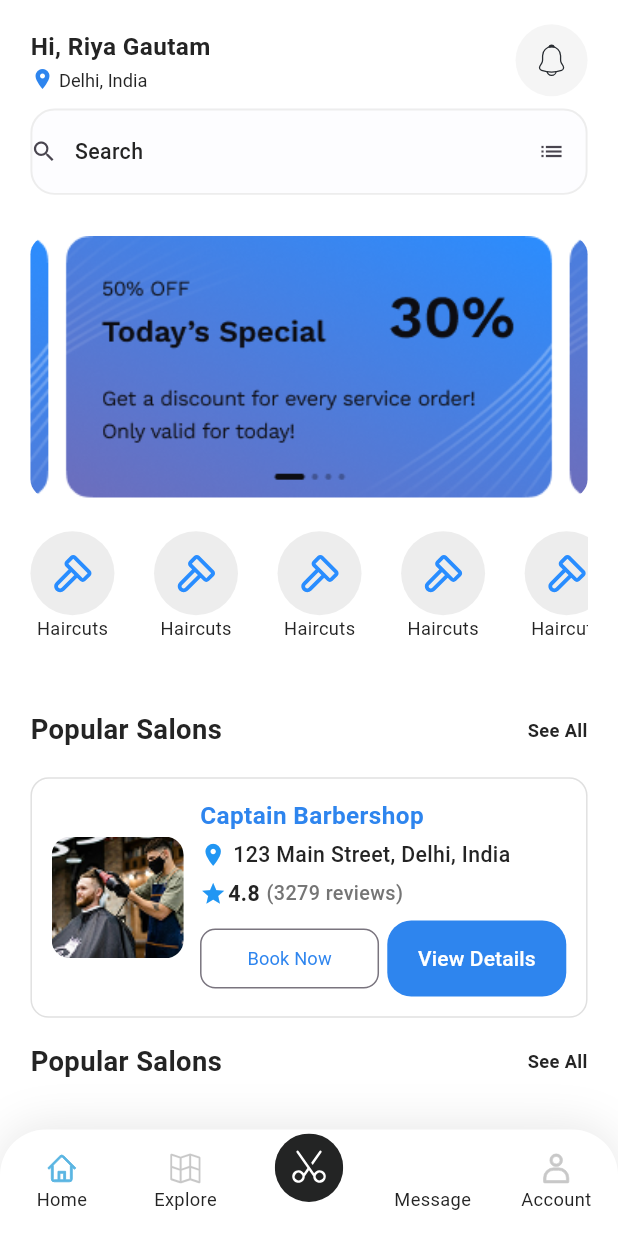
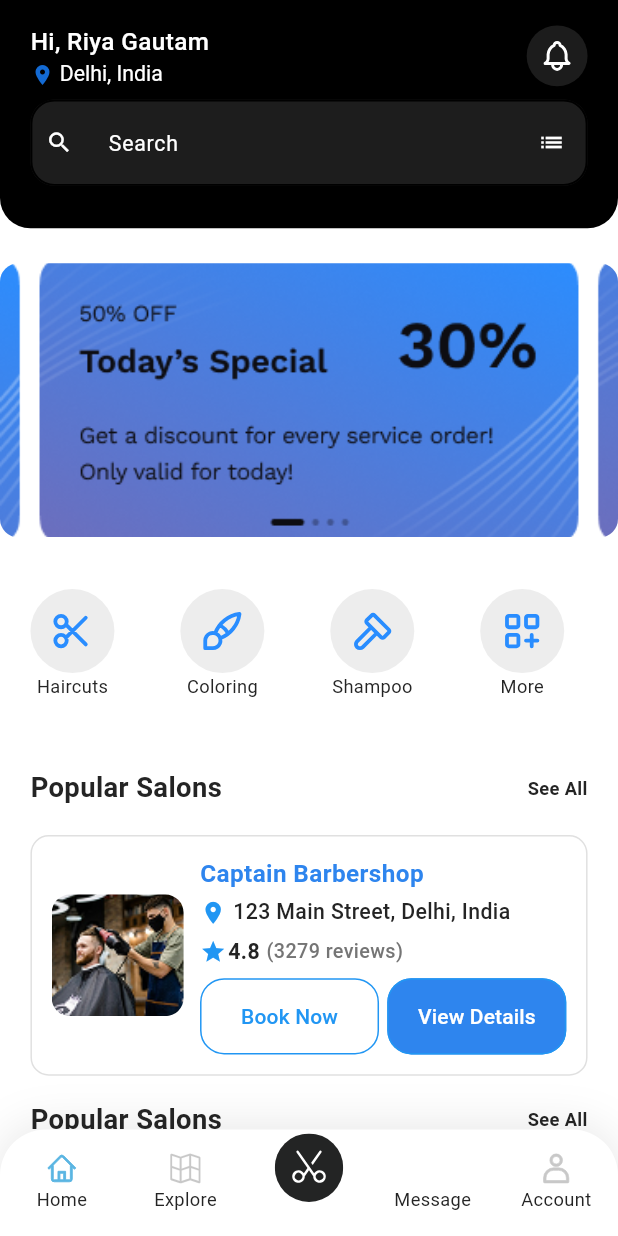
Before and after one commit to AimenAlamin/barber_project, a Flutter app: the screen it shows after launch, on a phone screen of 412 x 824 dp. Run offline on Flutter 3.47's test engine with Material 3 defaults, Android fonts, the light colour scheme and no system bars; our stand-ins replace flutter_screenutil, flutter_svg.

Commit message:
enchancing home UI

```diff
--- a/lib/core/theming/styles.dart
+++ b/lib/core/theming/styles.dart
@@ -54,6 +54,11 @@ class TextStyles {
   static TextStyle font16WhiteSemiBold = TextStyle(
     fontSize: 16.sp,
     fontWeight: FontWeightHelper.semiBold,
+    color: Colors.white,
+  );
+  static TextStyle font14WhiteRegular = TextStyle(
+    fontSize: 14.sp,
+    fontWeight: FontWeightHelper.regular,
     color: Colors.white,
   );
 
--- a/lib/core/theming/widgets/app_text_button.dart
+++ b/lib/core/theming/widgets/app_text_button.dart
@@ -32,6 +32,7 @@ class AppTextButton extends StatelessWidget {
         shape: WidgetStateProperty.all<RoundedRectangleBorder>(
           RoundedRectangleBorder(
             borderRadius: BorderRadius.circular(borderRadius ?? 16.0),
+            side: const BorderSide(color: Colors.blue),
           ),
         ),
         backgroundColor: WidgetStatePropertyAll(
--- a/lib/core/theming/widgets/app_text_form_field.dart
+++ b/lib/core/theming/widgets/app_text_form_field.dart
@@ -10,7 +10,7 @@ class AppTextFormField extends StatelessWidget {
   final InputBorder? enabledBorder;
   final TextStyle? inputTextStyle;
   final TextStyle? hintStyle;
-  final String hintText;
+  final String? hintText;
   final bool? isObscureText;
   final Widget? suffixIcon;
   final Widget? prefixIcon;
@@ -33,7 +33,7 @@ class AppTextFormField extends StatelessWidget {
     this.enabledBorder,
     this.inputTextStyle,
     this.hintStyle,
-    required this.hintText,
+    this.hintText,
     this.isObscureText,
     this.suffixIcon,
     this.prefixIcon,
@@ -64,7 +64,7 @@ class AppTextFormField extends StatelessWidget {
         focusedBorder: focusedBorder ??
             OutlineInputBorder(
               borderSide: const BorderSide(
-                color: ColorsManager.gray,
+                color: Colors.black,
                 width: 1.3,
               ),
               borderRadius: BorderRadius.circular(16.0),
@@ -72,7 +72,7 @@ class AppTextFormField extends StatelessWidget {
         enabledBorder: enabledBorder ??
             OutlineInputBorder(
               borderSide: const BorderSide(
-                color: ColorsManager.lighterGray,
+                color: Colors.black,
                 width: 1.3,
               ),
               borderRadius: BorderRadius.circular(16.0),
@@ -96,7 +96,9 @@ class AppTextFormField extends StatelessWidget {
         suffixIcon: suffixIcon,
         // Here we combine prefixIcon and prefixText
         prefixIcon: prefixIcon != null || prefixText != null
-            ? Row(
+            ? Padding(
+                padding: EdgeInsets.all(10.0.r),
+                child: Row(
                   mainAxisSize: MainAxisSize.min,
                   children: [
                     if (prefixIcon != null) prefixIcon!,
@@ -105,17 +107,18 @@ class AppTextFormField extends StatelessWidget {
                         padding: const EdgeInsets.only(left: 4.0),
                         child: Text(
                           prefixText!,
-                        style: prefixStyle ?? TextStyles.font14DarkBlueMedium,
+                          style: prefixStyle ?? TextStyles.font14WhiteRegular,
                         ),
                       ),
                   ],
+                ),
               )
             : null,
         fillColor: backgroundColor ?? ColorsManager.moreLightGray,
         filled: true,
       ),
       obscureText: isObscureText ?? false,
-      style: TextStyles.font14DarkBlueMedium,
+      style: TextStyles.font14WhiteRegular,
       validator: (value) {
         return validator!(value);
       },
--- a/lib/features/home/explore_categories_listview.dart
+++ b/lib/features/home/explore_categories_listview.dart
@@ -11,11 +11,10 @@ class ExploreCategoriesListView extends StatelessWidget {
   Widget build(BuildContext context) {
     // Predefined list of categories with corresponding icons
     final categories = [
-      {"name": "Haircuts", "icon": "assets/svgs/hammer.svg"},
-      {"name": "Haircuts", "icon": "assets/svgs/hammer.svg"},
-      {"name": "Haircuts", "icon": "assets/svgs/hammer.svg"},
-      {"name": "Haircuts", "icon": "assets/svgs/hammer.svg"},
-      {"name": "Haircuts", "icon": "assets/svgs/hammer.svg"},
+      {"name": "Haircuts", "icon": "assets/svgs/tabler-icon-scissors.svg"},
+      {"name": "Coloring", "icon": "assets/svgs/brush.svg"},
+      {"name": "Shampoo", "icon": "assets/svgs/hammer.svg"},
+      {"name": "More", "icon": "assets/svgs/layout-grid-add.svg"},
     ];
 
     return SizedBox(
@@ -28,7 +27,7 @@ class ExploreCategoriesListView extends StatelessWidget {
           return GestureDetector(
             onTap: () {},
             child: Padding(
-              padding: EdgeInsetsDirectional.only(start: index == 0 ? 0 : 24.w),
+              padding: EdgeInsetsDirectional.only(start: index == 0 ? 0 : 40.w),
               child: Column(
                 children: [
                   CircleAvatar(
--- a/lib/features/home/home_main_view.dart
+++ b/lib/features/home/home_main_view.dart
@@ -37,18 +37,7 @@ class _MainViewState extends State<MainView> {
         },
       ),
       backgroundColor: Colors.white,
-      body: SafeArea(
-        child: Container(
-          width: double.infinity,
-          margin: EdgeInsets.fromLTRB(
-            20.0.r,
-            16.0.r,
-            20.0.r,
-            28.0.r,
-          ),
-          child: screens[currentViewIndex], // Only renders the selected screen
-        ),
-      ),
+      body: screens[currentViewIndex],
     );
   }
 }
--- a/lib/features/home/home_topbar.dart
+++ b/lib/features/home/home_topbar.dart
@@ -1,4 +1,5 @@
 import 'package:flutter/material.dart';
+import 'package:flutter_screenutil/flutter_screenutil.dart';
 import 'package:flutter_svg/svg.dart';
 import 'package:nsquare_barber_project/core/helpers/spacing.dart';
 import '../../../../../core/theming/colors.dart';
@@ -15,7 +16,7 @@ class HomeTopBar extends StatelessWidget {
           children: [
             Text(
               "Hi, Riya Gautam",
-              style: TextStyles.font16DarkBlueBold,
+              style: TextStyles.font16WhiteMedium,
             ),
             verticalSpace(2),
             RichText(
@@ -30,7 +31,7 @@ class HomeTopBar extends StatelessWidget {
                   ),
                   TextSpan(
                     text: " Delhi, India",
-                    style: TextStyles.font12DarkBlueRegular,
+                    style: TextStyles.font14WhiteRegular,
                   ),
                 ],
               ),
@@ -39,10 +40,10 @@ class HomeTopBar extends StatelessWidget {
         ),
         const Spacer(),
         CircleAvatar(
-          radius: 24.0,
-          backgroundColor: ColorsManager.moreLighterGray,
+          radius: 20.0.r,
+          backgroundColor: const Color.fromARGB(255, 28, 28, 28),
           child: SvgPicture.asset(
-            'assets/svgs/notification.svg',
+            'assets/svgs/bell.svg',
           ),
         )
       ],
--- a/lib/features/home/home_view.dart
+++ b/lib/features/home/home_view.dart
@@ -14,13 +14,33 @@ class HomeView extends StatelessWidget {
 
   @override
   Widget build(BuildContext context) {
-    return SingleChildScrollView(
+    return SafeArea(
+      child: SingleChildScrollView(
         child: Column(
           crossAxisAlignment: CrossAxisAlignment.start,
+          children: [
+            Container(
+              padding: EdgeInsets.symmetric(
+                horizontal: 20.0.r,
+                vertical: 16.0.r,
+              ),
+              height: 150.h,
+              width: double.infinity,
+              decoration: BoxDecoration(
+                color: Colors.black,
+                borderRadius: BorderRadius.only(
+                  bottomLeft: Radius.circular(20.0.r),
+                  bottomRight: Radius.circular(20.0.r),
+                ),
+              ),
+              child: Column(
                 children: [
                   const HomeTopBar(),
                   verticalSpace(8),
                   const SearchTextfield(),
+                ],
+              ),
+            ),
             verticalSpace(23),
             SizedBox(
               height: 180.h,
@@ -28,6 +48,17 @@ class HomeView extends StatelessWidget {
               child: const ImageSlider(),
             ),
             verticalSpace(18),
+            Container(
+              width: double.infinity,
+              margin: EdgeInsets.fromLTRB(
+                20.0.r,
+                16.0.r,
+                20.0.r,
+                28.0.r,
+              ),
+              child: Column(
+                crossAxisAlignment: CrossAxisAlignment.start,
+                children: [
                   const ExploreCategoriesListView(),
                   verticalSpace(18),
                   const SeeAll(text: "Popular Salons"),
@@ -47,8 +78,12 @@ class HomeView extends StatelessWidget {
                     location: "123 Main Street, Delhi, India",
                     rating: 4.8,
                     reviewCount: 3279,
-          )
+                  ),
                 ],
+              ),
+            ),
+          ],
+        ),
       ),
     );
   }
--- a/lib/features/home/popular_item.dart
+++ b/lib/features/home/popular_item.dart
@@ -99,22 +99,17 @@ class PopularItem extends StatelessWidget {
                 Row(
                   children: [
                     Expanded(
-                      child: OutlinedButton(
-                        onPressed: () {},
-                        style: OutlinedButton.styleFrom(
-                          shape: RoundedRectangleBorder(
-                            borderRadius: BorderRadius.circular(10.r),
-                          ),
-                        ),
-                        child: Text("Book Now",
-                            style: TextStyles.font12BlueRegular),
-                      ),
+                      child: AppTextButton(
+                          backgroundColor: Colors.white,
+                          buttonText: "Book Now",
+                          textStyle: const TextStyle(color: Colors.blue),
+                          onPressed: () {}),
                     ),
                     horizontalSpace(5),
                     Expanded(
                       child: AppTextButton(
                           buttonText: "View Details",
-                          textStyle: TextStyle(color: Colors.white),
+                          textStyle: const TextStyle(color: Colors.white),
                           onPressed: () {}),
                     ),
                   ],
--- a/lib/features/home/search_textfield.dart
+++ b/lib/features/home/search_textfield.dart
@@ -9,10 +9,11 @@ class SearchTextfield extends StatelessWidget {
   Widget build(BuildContext context) {
     final TextEditingController searchController = TextEditingController();
     return AppTextFormField(
-        hintText: '',
-        prefixText: "  Search",
-        prefixIcon: const Icon(Icons.search),
-        suffixIcon: const Icon(Icons.list),
+        backgroundColor: const Color.fromARGB(255, 29, 29, 29),
+        hintText: "Search",
+        hintStyle: const TextStyle(color: Colors.white),
+        prefixIcon: const Icon(Icons.search, color: Colors.white),
+        suffixIcon: const Icon(Icons.list, color: Colors.white),
         controller: searchController,
         onFieldSubmitted: (value) {
           searchController.clear(); // Clear the text field after submitting
```
Also changed, not shown: assets/svgs/bell.svg (added), assets/svgs/brush.svg (added), assets/svgs/layout-grid-add.svg (added), assets/svgs/tabler-icon-scissors.svg (added). Lines whose indentation alone changed are shown as unchanged.
